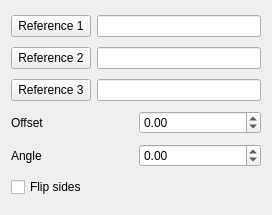
Old version of the form src/Mod/PartDesign/Gui/TaskDatumParameters.ui in the repository berndhahnebach/All_FreeCAD.
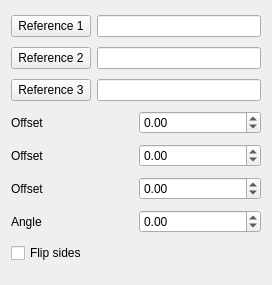
New version of the form.

Commit message: Allow datum points and lines to have offsets from their references

```diff
--- a/src/Mod/PartDesign/Gui/TaskDatumParameters.ui
+++ b/src/Mod/PartDesign/Gui/TaskDatumParameters.ui
@@ -7,7 +7,7 @@
     <x>0</x>
     <y>0</y>
     <width>272</width>
-    <height>215</height>
+    <height>285</height>
    </rect>
   </property>
   <property name="windowTitle">
@@ -83,6 +83,60 @@
      </item>
     </layout>
    </item>
+   <item>
+    <layout class="QHBoxLayout" name="horizontalLayout_7">
+     <item>
+      <widget class="QLabel" name="labelOffset2">
+       <property name="text">
+        <string>Offset</string>
+       </property>
+      </widget>
+     </item>
+     <item>
+      <widget class="QDoubleSpinBox" name="spinOffset2">
+       <property name="minimum">
+        <double>-999999999.000000000000000</double>
+       </property>
+       <property name="maximum">
+        <double>999999999.000000000000000</double>
+       </property>
+       <property name="singleStep">
+        <double>5.000000000000000</double>
+       </property>
+       <property name="value">
+        <double>0.000000000000000</double>
+       </property>
+      </widget>
+     </item>
+    </layout>
+   </item>
+   <item>
+    <layout class="QHBoxLayout" name="horizontalLayout_8">
+     <item>
+      <widget class="QLabel" name="labelOffset3">
+       <property name="text">
+        <string>Offset</string>
+       </property>
+      </widget>
+     </item>
+     <item>
+      <widget class="QDoubleSpinBox" name="spinOffset3">
+       <property name="minimum">
+        <double>-999999999.000000000000000</double>
+       </property>
+       <property name="maximum">
+        <double>999999999.000000000000000</double>
+       </property>
+       <property name="singleStep">
+        <double>5.000000000000000</double>
+       </property>
+       <property name="value">
+        <double>0.000000000000000</double>
+       </property>
+      </widget>
+     </item>
+    </layout>
+   </item>
    <item>
     <layout class="QHBoxLayout" name="horizontalLayout_2">
      <item>
```
The commit also changes 7 other files.
